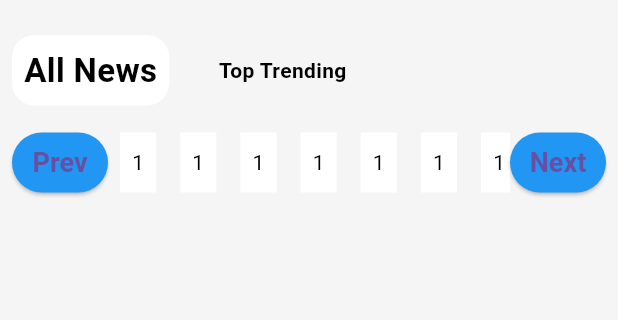
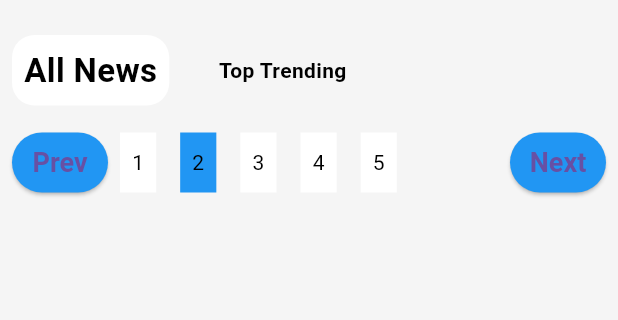
Before and after one commit to ShauryaB24/News_Application, a Flutter app: the screen it shows after launch, after a tap on "Next", on a phone screen of 412 x 824 dp, the part 61-381 px from its top. Run offline on Flutter 3.47's test engine with Material 3 defaults, Android fonts, the phone set to English and light mode, and no system bars; our stand-ins replace flutter_iconly, google_fonts, shared_preferences; missing offline and left inert: shared_preferences_web.

```diff
--- a/lib/screens/home_screen.dart
+++ b/lib/screens/home_screen.dart
@@ -23,6 +23,7 @@ class HomeScreen extends StatefulWidget {
 
 class _HomeScreenState extends State<HomeScreen> {
   var newsType = NewsType.allNews;
+  int currentPageIndex = 0;
   @override
   Widget build(BuildContext context) {
     final Color color = Utils(context).getColor;
@@ -83,28 +84,52 @@ class _HomeScreenState extends State<HomeScreen> {
               child: Row(
                 mainAxisAlignment: MainAxisAlignment.spaceAround,
                 children: [
-                  paginationButtons(function: (){}, text: "Prev"),
+                  paginationButtons(text: "Prev",
+                  function: () {
+                    if(currentPageIndex == 0)
+                      return;
+                    setState(() {
+                      currentPageIndex -= 1;
+                    });
+                  }),
                   Flexible(
                     flex: 2,
                     child: ListView.builder(
+                      itemCount: 5,
                       scrollDirection: Axis.horizontal,
                       itemBuilder: ((context, index){
                         return Padding(
                           padding: const EdgeInsets.all(8.0),
+                          child: Material(
+                              color: currentPageIndex == index ?
+                              Colors.blue : Theme.of(context).cardColor,
                           child: InkWell(
-                            onTap: (){},
-                            child: Container(
-                              color: Theme.of(context).cardColor,
-                              child: const Center(child: Padding(
+                            onTap: (){
+                              setState(() {
+                                currentPageIndex = index;
+                              });
+
+                            },
+                              child: Center(child: Padding(
                                 padding: const EdgeInsets.all(8.0),
-                                child: Text('1'),
+                                child: Text("${index + 1}"),
                               )),
                             ),
                           ),
                         );
                       })),
                   ),
-                  paginationButtons(function: (){}, text: "Next"),
+                  paginationButtons(text: "Next",
+                  function: (){
+                    if(currentPageIndex == 4)
+                      return;
+
+                    setState(() {
+                      currentPageIndex += 1;
+                    });
+                    print("$currentPageIndex index");
+                  },
+                  ),
                 ],
               ),
             )
```
